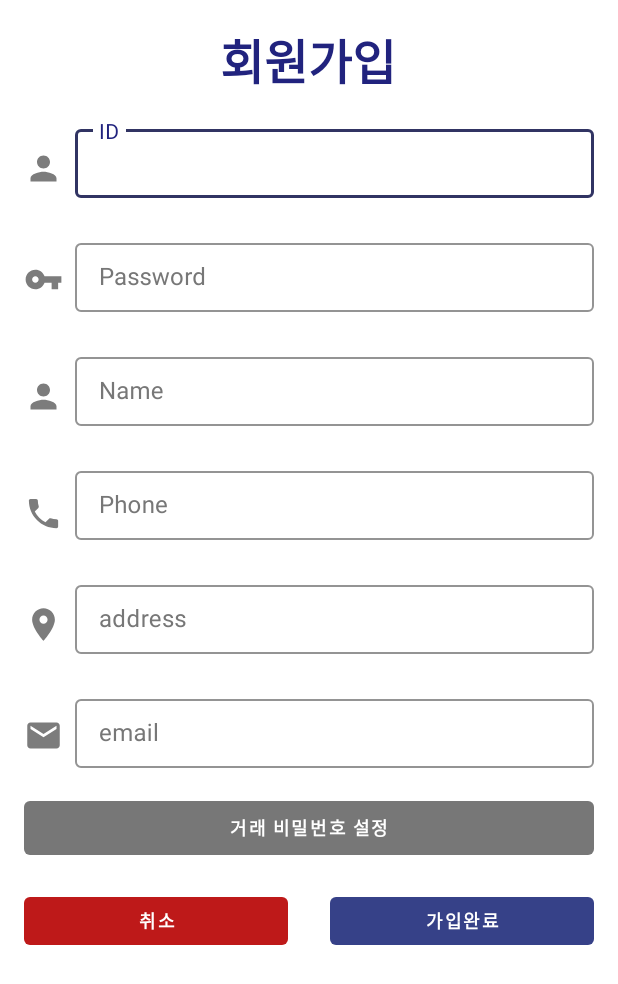
After one commit to zeropay2019/ZeroPay_2019, an Android app: the RegisterActivity screen opened directly, with no data from a screen before it, on a phone screen of 412 x 824 dp. The commit adds this screen. Shown: the top 984 px of the screen. Run offline under Robolectric (Android 15) with nearby library versions, the phone set to English and light mode, and no system bars.

Commit message:
add : register_view

```diff
--- a/src/client/app/src/main/java/com/seoul/app/zeropay_client/LoginActivity.kt
+++ b/src/client/app/src/main/java/com/seoul/app/zeropay_client/LoginActivity.kt
@@ -15,5 +15,9 @@ class LoginActivity : AppCompatActivity() {
             startActivity<MainActivity>()
         }
 
+        sign_up_button.setOnClickListener {
+            startActivity<RegisterActivity>()
+        }
+
     }
 }
--- a/src/client/app/src/main/java/com/seoul/app/zeropay_client/MapsActivity.kt
+++ /dev/null
@@ -1,32 +0,0 @@
-package com.seoul.app.zeropay_client
-
-import android.os.Bundle
-import androidx.appcompat.app.AppCompatActivity
-import com.google.android.gms.maps.CameraUpdateFactory
-import com.google.android.gms.maps.GoogleMap
-import com.google.android.gms.maps.OnMapReadyCallback
-import com.google.android.gms.maps.SupportMapFragment
-import com.google.android.gms.maps.model.LatLng
-import com.google.android.gms.maps.model.MarkerOptions
-
-class MapsActivity : AppCompatActivity(), OnMapReadyCallback {
-
-    private lateinit var mMap: GoogleMap
-
-    override fun onCreate(savedInstanceState: Bundle?) {
-        super.onCreate(savedInstanceState)
-        setContentView(R.layout.activity_maps)
-        // Obtain the SupportMapFragment and get notified when the map is ready to be used.
-        val mapFragment = supportFragmentManager
-            .findFragmentById(R.id.map) as SupportMapFragment
-        mapFragment.getMapAsync(this)
-    }
-    override fun onMapReady(googleMap: GoogleMap) {
-        mMap = googleMap
-
-        // Add a marker in Sydney and move the camera
-        val sydney = LatLng(-34.0, 151.0)
-        mMap.addMarker(MarkerOptions().position(sydney).title("Marker in Sydney"))
-        mMap.moveCamera(CameraUpdateFactory.newLatLng(sydney))
-    }
-}
--- /dev/null
+++ b/src/client/app/src/main/java/com/seoul/app/zeropay_client/RegisterActivity.kt
@@ -0,0 +1,21 @@
+package com.seoul.app.zeropay_client
+
+import android.os.Bundle
+import androidx.appcompat.app.AppCompatActivity
+import kotlinx.android.synthetic.main.activity_register.*
+
+class RegisterActivity : AppCompatActivity() {
+
+    override fun onCreate(savedInstanceState: Bundle?) {
+        super.onCreate(savedInstanceState)
+        setContentView(R.layout.activity_register)
+
+        register_cancel_button.setOnClickListener {
+            finish()
+        }
+
+        register_complete_button.setOnClickListener {
+            finish()
+        }
+    }
+}
--- /dev/null
+++ b/src/client/app/src/main/res/drawable/email_24dp.xml
@@ -0,0 +1,9 @@
+<vector xmlns:android="http://schemas.android.com/apk/res/android"
+        android:width="24dp"
+        android:height="24dp"
+        android:viewportWidth="24.0"
+        android:viewportHeight="24.0">
+    <path
+        android:fillColor="#7C7C7C"
+        android:pathData="M20,4L4,4c-1.1,0 -1.99,0.9 -1.99,2L2,18c0,1.1 0.9,2 2,2h16c1.1,0 2,-0.9 2,-2L22,6c0,-1.1 -0.9,-2 -2,-2zM20,8l-8,5 -8,-5L4,6l8,5 8,-5v2z"/>
+</vector>
--- /dev/null
+++ b/src/client/app/src/main/res/drawable/location_24dp.xml
@@ -0,0 +1,9 @@
+<vector xmlns:android="http://schemas.android.com/apk/res/android"
+        android:width="24dp"
+        android:height="24dp"
+        android:viewportWidth="24.0"
+        android:viewportHeight="24.0">
+    <path
+        android:fillColor="#7C7C7C"
+        android:pathData="M12,2C8.13,2 5,5.13 5,9c0,5.25 7,13 7,13s7,-7.75 7,-13c0,-3.87 -3.13,-7 -7,-7zM12,11.5c-1.38,0 -2.5,-1.12 -2.5,-2.5s1.12,-2.5 2.5,-2.5 2.5,1.12 2.5,2.5 -1.12,2.5 -2.5,2.5z"/>
+</vector>
--- /dev/null
+++ b/src/client/app/src/main/res/drawable/password_24dp.xml
@@ -0,0 +1,9 @@
+<vector xmlns:android="http://schemas.android.com/apk/res/android"
+        android:width="24dp"
+        android:height="24dp"
+        android:viewportWidth="24.0"
+        android:viewportHeight="24.0">
+    <path
+        android:fillColor="#7C7C7C"
+        android:pathData="M12.65,10C11.83,7.67 9.61,6 7,6c-3.31,0 -6,2.69 -6,6s2.69,6 6,6c2.61,0 4.83,-1.67 5.65,-4H17v4h4v-4h2v-4H12.65zM7,14c-1.1,0 -2,-0.9 -2,-2s0.9,-2 2,-2 2,0.9 2,2 -0.9,2 -2,2z"/>
+</vector>
--- /dev/null
+++ b/src/client/app/src/main/res/drawable/person_24dp.xml
@@ -0,0 +1,9 @@
+<vector xmlns:android="http://schemas.android.com/apk/res/android"
+        android:width="24dp"
+        android:height="24dp"
+        android:viewportWidth="24.0"
+        android:viewportHeight="24.0">
+    <path
+        android:fillColor="#7C7C7C"
+        android:pathData="M12,12c2.21,0 4,-1.79 4,-4s-1.79,-4 -4,-4 -4,1.79 -4,4 1.79,4 4,4zM12,14c-2.67,0 -8,1.34 -8,4v2h16v-2c0,-2.66 -5.33,-4 -8,-4z"/>
+</vector>
--- /dev/null
+++ b/src/client/app/src/main/res/drawable/phonenum_24dp.xml
@@ -0,0 +1,9 @@
+<vector xmlns:android="http://schemas.android.com/apk/res/android"
+        android:width="24dp"
+        android:height="24dp"
+        android:viewportWidth="24.0"
+        android:viewportHeight="24.0">
+    <path
+        android:fillColor="#7C7C7C"
+        android:pathData="M6.62,10.79c1.44,2.83 3.76,5.14 6.59,6.59l2.2,-2.2c0.27,-0.27 0.67,-0.36 1.02,-0.24 1.12,0.37 2.33,0.57 3.57,0.57 0.55,0 1,0.45 1,1V20c0,0.55 -0.45,1 -1,1 -9.39,0 -17,-7.61 -17,-17 0,-0.55 0.45,-1 1,-1h3.5c0.55,0 1,0.45 1,1 0,1.25 0.2,2.45 0.57,3.57 0.11,0.35 0.03,0.74 -0.25,1.02l-2.2,2.2z"/>
+</vector>
--- /dev/null
+++ b/src/client/app/src/main/res/drawable/tranpassword_24dp.xml
@@ -0,0 +1,9 @@
+<vector xmlns:android="http://schemas.android.com/apk/res/android"
+        android:width="24dp"
+        android:height="24dp"
+        android:viewportWidth="24.0"
+        android:viewportHeight="24.0">
+    <path
+        android:fillColor="#7C7C7C"
+        android:pathData="M21,18v1c0,1.1 -0.9,2 -2,2L5,21c-1.11,0 -2,-0.9 -2,-2L3,5c0,-1.1 0.89,-2 2,-2h14c1.1,0 2,0.9 2,2v1h-9c-1.11,0 -2,0.9 -2,2v8c0,1.1 0.89,2 2,2h9zM12,16h10L22,8L12,8v8zM16,13.5c-0.83,0 -1.5,-0.67 -1.5,-1.5s0.67,-1.5 1.5,-1.5 1.5,0.67 1.5,1.5 -0.67,1.5 -1.5,1.5z"/>
+</vector>
--- a/src/client/app/src/main/res/layout/activity_maps.xml
+++ /dev/null
@@ -1,8 +0,0 @@
-<?xml version="1.0" encoding="utf-8"?>
-<fragment xmlns:android="http://schemas.android.com/apk/res/android"
-    xmlns:tools="http://schemas.android.com/tools"
-    android:id="@+id/map"
-    android:name="com.google.android.gms.maps.SupportMapFragment"
-    android:layout_width="match_parent"
-    android:layout_height="match_parent"
-    tools:context=".MapsActivity" />
--- /dev/null
+++ b/src/client/app/src/main/res/layout/activity_register.xml
@@ -0,0 +1,272 @@
+<?xml version="1.0" encoding="utf-8"?>
+<androidx.constraintlayout.widget.ConstraintLayout xmlns:android="http://schemas.android.com/apk/res/android"
+    xmlns:app="http://schemas.android.com/apk/res-auto"
+    xmlns:tools="http://schemas.android.com/tools"
+    android:layout_width="match_parent"
+    android:layout_height="match_parent"
+    android:background="#ffffff"
+    tools:context=".RegisterActivity">
+    <!--id varchar2(100) not null,아이디-->
+    <!--pwd varchar2(70) not null,비밀번호-->
+    <!--name varchar2(100) not null,이름-->
+    <!--phone varchar2(50) not null,전화번호-->
+    <!--address varchar2(700),주소-->
+    <!--email varchar2(200));이메일-->
+
+    <!--payPwd varchar2(70),결제 비밀번호-->
+
+    <TextView
+        android:id="@+id/textView"
+        android:layout_width="wrap_content"
+        android:layout_height="wrap_content"
+        android:layout_gravity="center"
+        android:layout_marginStart="8dp"
+        android:layout_marginTop="16dp"
+        android:layout_marginEnd="8dp"
+        android:text="@string/register_member"
+        android:textAllCaps="true"
+        android:textColor="#21237E"
+        android:textSize="32dp"
+        android:textStyle="bold"
+        app:layout_constraintEnd_toEndOf="parent"
+        app:layout_constraintHorizontal_bias="0.498"
+        app:layout_constraintStart_toStartOf="parent"
+        app:layout_constraintTop_toTopOf="parent" />
+
+
+    <ImageView
+        android:id="@+id/imageView"
+        android:layout_width="26dp"
+        android:layout_height="26dp"
+        android:layout_marginStart="16dp"
+        android:layout_marginTop="35dp"
+        android:src="@drawable/person_24dp"
+        app:layout_constraintStart_toStartOf="parent"
+        app:layout_constraintRight_toRightOf="@id/id_text_input"
+        app:layout_constraintTop_toBottomOf="@+id/textView" />
+
+    <com.google.android.material.textfield.TextInputLayout
+        android:id="@+id/id_text_input"
+        style="@style/Widget.ZeroPay.TextInputLayout"
+        android:layout_width="0dp"
+        android:layout_height="60dp"
+        android:layout_marginStart="8dp"
+        android:layout_marginTop="16dp"
+        android:layout_marginEnd="16dp"
+        android:hint="@string/id"
+        app:layout_constraintEnd_toEndOf="parent"
+        app:layout_constraintStart_toEndOf="@+id/imageView"
+        app:layout_constraintTop_toBottomOf="@+id/textView">
+
+        <com.google.android.material.textfield.TextInputEditText
+            android:id="@+id/id_edit_text"
+            android:layout_width="match_parent"
+            android:layout_height="wrap_content"
+            android:inputType="text"
+            android:maxLines="1"
+            android:textColorHighlight="@color/colorControlActivated" />
+    </com.google.android.material.textfield.TextInputLayout>
+
+    <ImageView
+        android:id="@+id/imageView2"
+        android:layout_width="26dp"
+        android:layout_height="26dp"
+        android:layout_marginStart="16dp"
+        android:layout_marginTop="48dp"
+        android:src="@drawable/password_24dp"
+        app:layout_constraintRight_toRightOf="@id/password_text_input"
+        app:layout_constraintStart_toStartOf="parent"
+        app:layout_constraintTop_toBottomOf="@+id/imageView" />
+
+    <com.google.android.material.textfield.TextInputLayout
+        android:id="@+id/password_text_input"
+        style="@style/Widget.ZeroPay.TextInputLayout"
+        android:layout_width="0dp"
+        android:layout_height="60dp"
+        android:hint="@string/password"
+        android:layout_marginStart="8dp"
+        android:layout_marginTop="16dp"
+        android:layout_marginEnd="16dp"
+        app:layout_constraintEnd_toEndOf="parent"
+        app:layout_constraintStart_toEndOf="@+id/imageView2"
+        app:layout_constraintTop_toBottomOf="@+id/id_text_input"
+        app:errorEnabled="true">
+
+        <com.google.android.material.textfield.TextInputEditText
+            android:id="@+id/password_edit_text"
+            android:layout_width="match_parent"
+            android:layout_height="wrap_content"
+            android:inputType="textPassword" />
+    </com.google.android.material.textfield.TextInputLayout>
+
+    <ImageView
+        android:id="@+id/imageView3"
+        android:layout_width="26dp"
+        android:layout_height="26dp"
+        android:layout_marginStart="16dp"
+        android:layout_marginTop="52dp"
+        android:src="@drawable/person_24dp"
+        app:layout_constraintRight_toRightOf="@id/name_text_input"
+        app:layout_constraintStart_toStartOf="parent"
+        app:layout_constraintTop_toBottomOf="@+id/imageView2" />
+
+    <com.google.android.material.textfield.TextInputLayout
+        android:id="@+id/name_text_input"
+        style="@style/Widget.ZeroPay.TextInputLayout"
+        android:layout_width="0dp"
+        android:layout_height="60dp"
+        android:hint="@string/name"
+        android:layout_marginStart="8dp"
+        android:layout_marginTop="16dp"
+        android:layout_marginEnd="16dp"
+        app:layout_constraintEnd_toEndOf="parent"
+        app:layout_constraintStart_toEndOf="@+id/imageView3"
+        app:layout_constraintTop_toBottomOf="@+id/password_text_input"
+        app:errorEnabled="true">
+
+        <com.google.android.material.textfield.TextInputEditText
+            android:id="@+id/name_edit_text"
+            android:layout_width="match_parent"
+            android:layout_height="wrap_content"
+            android:inputType="textPassword" />
+    </com.google.android.material.textfield.TextInputLayout>
+
+
+    <ImageView
+        android:id="@+id/imageView4"
+        android:layout_width="26dp"
+        android:layout_height="26dp"
+        android:layout_marginStart="16dp"
+        android:layout_marginTop="52dp"
+        android:src="@drawable/phonenum_24dp"
+        app:layout_constraintRight_toRightOf="@id/phone_text_input"
+        app:layout_constraintStart_toStartOf="parent"
+        app:layout_constraintTop_toBottomOf="@+id/imageView3" />
+
+    <com.google.android.material.textfield.TextInputLayout
+        android:id="@+id/phone_text_input"
+        style="@style/Widget.ZeroPay.TextInputLayout"
+        android:layout_width="0dp"
+        android:layout_height="60dp"
+        android:hint="@string/phone"
+        android:layout_marginStart="8dp"
+        android:layout_marginTop="16dp"
+        android:layout_marginEnd="16dp"
+        app:layout_constraintEnd_toEndOf="parent"
+        app:layout_constraintStart_toEndOf="@+id/imageView4"
+        app:layout_constraintTop_toBottomOf="@+id/name_text_input"
+        app:errorEnabled="true">
+
+        <com.google.android.material.textfield.TextInputEditText
+            android:id="@+id/phone_edit_text"
+            android:layout_width="match_parent"
+            android:layout_height="wrap_content"
+            android:inputType="textPassword" />
+    </com.google.android.material.textfield.TextInputLayout>
+
+    <ImageView
+        android:id="@+id/imageView5"
+        android:layout_width="26dp"
+        android:layout_height="26dp"
+        android:layout_marginStart="16dp"
+        android:layout_marginTop="48dp"
+        android:src="@drawable/location_24dp"
+        app:layout_constraintRight_toRightOf="@id/address_text_input"
+        app:layout_constraintStart_toStartOf="parent"
+        app:layout_constraintTop_toBottomOf="@+id/imageView4" />
+
+    <com.google.android.material.textfield.TextInputLayout
+        android:id="@+id/address_text_input"
+        style="@style/Widget.ZeroPay.TextInputLayout"
+        android:layout_width="0dp"
+        android:layout_height="60dp"
+        android:hint="@string/address"
+        android:layout_marginStart="8dp"
+        android:layout_marginTop="16dp"
+        android:layout_marginEnd="16dp"
+        app:layout_constraintEnd_toEndOf="parent"
+        app:layout_constraintStart_toEndOf="@+id/imageView"
+        app:layout_constraintTop_toBottomOf="@+id/phone_text_input"
+        app:errorEnabled="true">
+
+        <com.google.android.material.textfield.TextInputEditText
+            android:id="@+id/address_edit_text"
+            android:layout_width="match_parent"
+            android:layout_height="wrap_content"
+            android:inputType="textPassword" />
+    </com.google.android.material.textfield.TextInputLayout>
+
+
+    <ImageView
+        android:id="@+id/imageView6"
+        android:layout_width="26dp"
+        android:layout_height="26dp"
+        android:layout_marginStart="16dp"
+        android:layout_marginTop="48dp"
+        android:src="@drawable/email_24dp"
+        app:layout_constraintRight_toRightOf="@id/email_text_input"
+        app:layout_constraintStart_toStartOf="parent"
+        app:layout_constraintTop_toBottomOf="@+id/imageView5" />
+
+    <com.google.android.material.textfield.TextInputLayout
+        android:id="@+id/email_text_input"
+        style="@style/Widget.ZeroPay.TextInputLayout"
+        android:layout_width="0dp"
+        android:layout_height="60dp"
+        android:layout_marginTop="16dp"
+        android:layout_marginEnd="16dp"
+        android:layout_marginStart="8dp"
+        android:hint="@string/email"
+        app:errorEnabled="true"
+        app:layout_constraintEnd_toEndOf="parent"
+        app:layout_constraintStart_toEndOf="@+id/imageView6"
+        app:layout_constraintTop_toBottomOf="@+id/address_text_input">
+
+        <com.google.android.material.textfield.TextInputEditText
+            android:id="@+id/email_edit_text"
+            android:layout_width="match_parent"
+            android:layout_height="wrap_content"
+            android:inputType="textPassword" />
+    </com.google.android.material.textfield.TextInputLayout>
+
+
+    <com.google.android.material.button.MaterialButton
+        android:id="@+id/transaction_password_button"
+        style="@style/Widget.ZeroPay.Button.Transaction.TextButton"
+        android:layout_width="0dp"
+        android:layout_height="wrap_content"
+        android:layout_gravity="center_vertical"
+        android:layout_marginStart="16dp"
+        android:layout_marginEnd="16dp"
+        android:layout_marginTop="8dp"
+        android:text="@string/set_transaction_password"
+        app:layout_constraintEnd_toEndOf="parent"
+        app:layout_constraintStart_toStartOf="parent"
+        app:layout_constraintTop_toBottomOf="@id/email_text_input" />
+
+    <com.google.android.material.button.MaterialButton
+        android:id="@+id/register_complete_button"
+        style="@style/Widget.ZeroPay.Button.Transaction.Complete.TextButton"
+        android:layout_width="176dp"
+        android:layout_height="44dp"
+        android:layout_gravity="center_vertical"
+        android:layout_marginTop="16dp"
+        android:layout_marginEnd="16dp"
+        android:text="@string/register_complete"
+        app:layout_constraintEnd_toEndOf="parent"
+        app:layout_constraintTop_toBottomOf="@id/transaction_password_button" />
+
+    <com.google.android.material.button.MaterialButton
+        android:id="@+id/register_cancel_button"
+        style="@style/Widget.ZeroPay.Button.Transaction.Cancel.TextButton"
+        android:layout_width="176dp"
+        android:layout_height="44dp"
+        android:layout_gravity="center_vertical"
+        android:layout_marginStart="16dp"
+        android:layout_marginTop="16dp"
+        android:text="@string/register_cancel"
+        app:layout_constraintStart_toStartOf="parent"
+        app:layout_constraintTop_toBottomOf="@id/transaction_password_button" />
+
+
+</androidx.constraintlayout.widget.ConstraintLayout>
--- a/src/client/app/src/main/res/values/colors.xml
+++ b/src/client/app/src/main/res/values/colors.xml
@@ -5,5 +5,5 @@
     <color name="colorAccent">#574bae</color>
     <color name="textColorPrimary">#000000</color>
     <color name="toolbarIconColor">@color/textColorPrimary</color>
-    <color name="colorControlActivated">#1A1818</color>
+    <color name="colorControlActivated">#7E7E7E</color>
 </resources>
--- a/src/client/app/src/main/res/values/strings.xml
+++ b/src/client/app/src/main/res/values/strings.xml
@@ -15,4 +15,11 @@
     <string name="id">ID</string>
     <string name="zeropay_2019">ZeroPay 2019</string>
     <string name="title_activity_maps">Map</string>
+    <string name="name">Name</string>
+    <string name="phone">Phone</string>
+    <string name="address">address</string>
+    <string name="email">email</string>
+    <string name="set_transaction_password">거래 비밀번호 설정</string>
+    <string name="register_complete">가입완료</string>
+    <string name="register_cancel">취소</string>
 </resources>
--- a/src/client/app/src/main/res/values/styles.xml
+++ b/src/client/app/src/main/res/values/styles.xml
@@ -65,6 +65,30 @@
         <item name="rippleColor">#D6D6D6</item>
     </style>
 
+    <style name="Widget.ZeroPay.Button.Transaction.TextButton" parent="Widget.MaterialComponents.Button.TextButton">
+        <item name="android:textColor">#FFFFFF</item>
+        <item name="android:textSize">12sp</item>
+        <item name="android:textStyle">bold</item>
+        <item name="backgroundTint">#777777</item>
+        <item name="rippleColor">#D6D6D6</item>
+    </style>
+
+    <style name="Widget.ZeroPay.Button.Transaction.Complete.TextButton" parent="Widget.MaterialComponents.Button.TextButton">
+        <item name="android:textColor">#FFFFFF</item>
+        <item name="android:textSize">12sp</item>
+        <item name="android:textStyle">bold</item>
+        <item name="backgroundTint">#364188</item>
+        <item name="rippleColor">#D6D6D6</item>
+    </style>
+
+    <style name="Widget.ZeroPay.Button.Transaction.Cancel.TextButton" parent="Widget.MaterialComponents.Button.TextButton">
+        <item name="android:textColor">#FFFFFF</item>
+        <item name="android:textSize">12sp</item>
+        <item name="android:textStyle">bold</item>
+        <item name="backgroundTint">#BE1919</item>
+        <item name="rippleColor">#D6D6D6</item>
+    </style>
+
     <style name="Widget.ZeroPay.Button.Transaction" parent="Widget.MaterialComponents.Button.TextButton">
         <item name="android:textColor">#777777</item>
         <item name="android:textSize">26sp</item>
```
Also changed, not shown: src/client/app/src/main/AndroidManifest.xml (+5 -3 lines).
